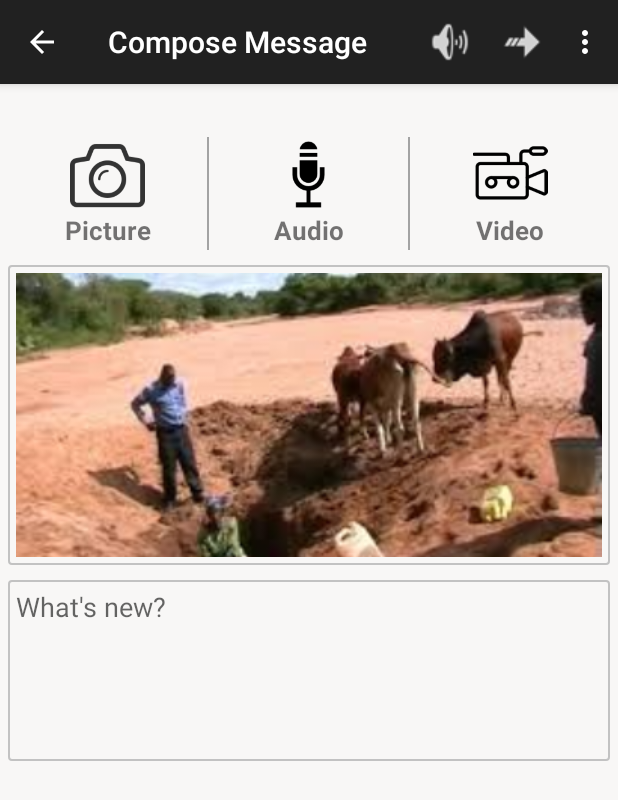
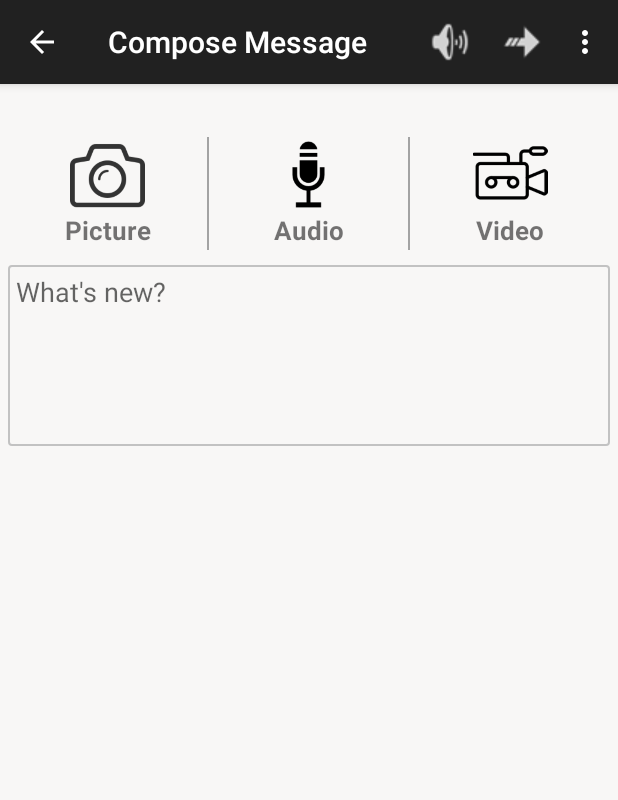
Before and after one commit to oguyaLabs/iCKE, an Android app: the ComposeMessageActivity screen opened directly, with no data from a screen before it, on a phone screen of 412 x 824 dp. Shown: the top 800 px of the screen. Run offline under Robolectric (Android 15) with nearby library versions, the phone set to English and light mode, and no system bars.

Commit message:
ComposeMessageActivity::adding click listeners

```diff
--- a/icounty/src/main/java/com/nikohapa/icountyke/ui/ComposeMessageActivity.java
+++ b/icounty/src/main/java/com/nikohapa/icountyke/ui/ComposeMessageActivity.java
@@ -6,6 +6,8 @@ import android.view.Menu;
 import android.view.MenuItem;
 import android.view.View;
 import android.widget.AdapterView;
+import android.widget.ImageView;
+import android.widget.LinearLayout;
 import android.widget.Toast;
 
 import com.nikohapa.icountyke.R;
@@ -18,6 +20,12 @@ public class ComposeMessageActivity extends ActionBarActivity {
     static final String ACTIVE_FRAG = "active_frag";
     private ForwardMessageFragment fragment;
 
+    private View section_media;
+    private ImageView attach_photo;
+    private ImageView attach_audio;
+    private ImageView attach_video;
+    private ImageView media_pic;
+
 
     @Override
     protected void onCreate(Bundle savedInstanceState) {
@@ -25,9 +33,40 @@ public class ComposeMessageActivity extends ActionBarActivity {
         setContentView(R.layout.activity_compose_message);
 
         getSupportActionBar().setDisplayHomeAsUpEnabled(true);
+        initUI();
 
     }
 
+
+    void initUI(){
+        section_media = (LinearLayout)findViewById(R.id.section_media);
+        attach_photo = (ImageView)findViewById(R.id.attach_photo);
+        attach_audio = (ImageView)findViewById(R.id.attach_audio);
+        attach_video = (ImageView)findViewById(R.id.attach_video);
+        media_pic = (ImageView)findViewById(R.id.media_pic);
+
+        attach_photo.setOnClickListener(clickListener);
+        attach_video.setOnClickListener(clickListener);
+        attach_audio.setOnClickListener(clickListener);
+    }
+
+    View.OnClickListener clickListener = new View.OnClickListener() {
+        @Override
+        public void onClick(View view) {
+            switch (view.getId()){
+                case R.id.attach_photo:
+                    //TODO attach pic
+                    section_media.setVisibility(View.VISIBLE);
+                    break;
+                case R.id.attach_audio:
+                    //TODO attach audio
+                    break;
+                case R.id.attach_video:
+                    //TODO attach video
+                    break;
+            }
+        }
+    };
 
     @Override
     public boolean onCreateOptionsMenu(Menu menu) {
--- a/icounty/src/main/res/layout/activity_compose_message.xml
+++ b/icounty/src/main/res/layout/activity_compose_message.xml
@@ -121,6 +121,7 @@
 
             <LinearLayout
                 android:id="@+id/section_media"
+                android:visibility="gone"
                 android:orientation="vertical"
                 android:padding="5dp"
                 android:layout_marginTop="10dp"
@@ -129,6 +130,7 @@
                 android:layout_height="200dp">
 
                 <ImageView
+                    android:id="@+id/media_pic"
                     android:src="@drawable/kitui_county"
                     android:contentDescription="@string/contentDescription"
                     android:scaleType="centerCrop"
```
Also changed, not shown: 1 other file.
